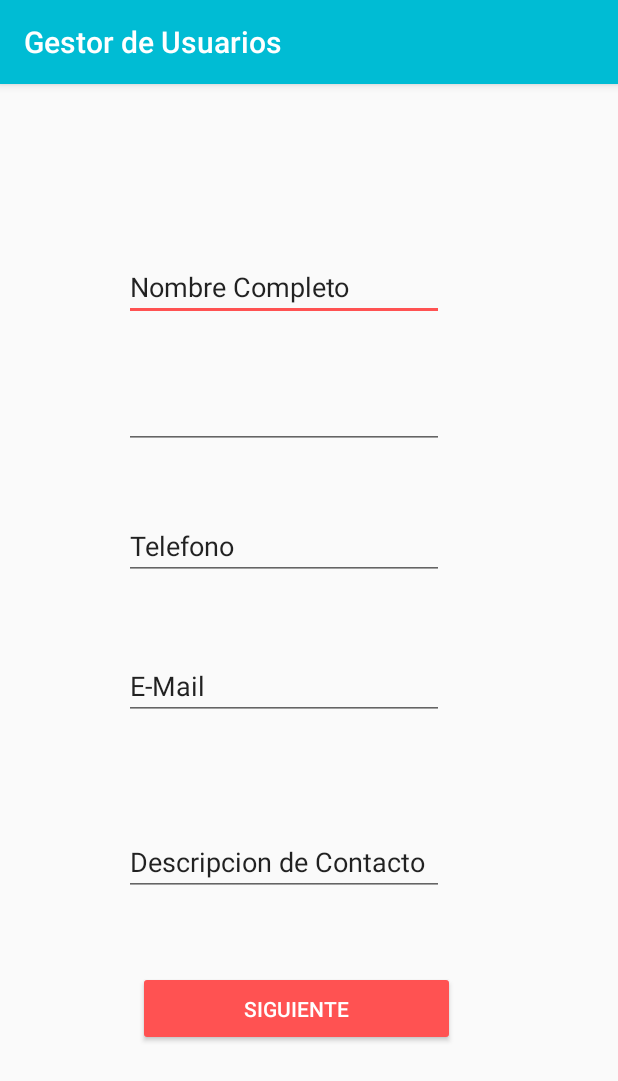
After one commit to Pusterla/AndroidMaterialDesign, an Android app: the Formulario screen opened directly, with no data from a screen before it, on a phone screen of 412 x 824 dp. The commit adds this screen. Shown: the top 1081 px of the screen. Run offline under Robolectric (Android 15) with nearby library versions, the phone set to English and light mode, and no system bars.

Commit message:
Semana 2

```diff
--- a/app/src/main/AndroidManifest.xml
+++ b/app/src/main/AndroidManifest.xml
@@ -9,7 +9,8 @@
         android:roundIcon="@mipmap/ic_launcher_round"
         android:supportsRtl="true"
         android:theme="@style/AppTheme">
-        <activity android:name=".ListadoMascotas"></activity>
+        <activity android:name=".ContactoConfirmacion"></activity>
+        <activity android:name=".Formulario" />
         <activity android:name=".MainActivity">
             <intent-filter>
                 <action android:name="android.intent.action.MAIN" />
--- /dev/null
+++ b/app/src/main/res/layout/formulario.xml
@@ -0,0 +1,116 @@
+<?xml version="1.0" encoding="utf-8"?>
+<androidx.constraintlayout.widget.ConstraintLayout xmlns:android="http://schemas.android.com/apk/res/android"
+    xmlns:app="http://schemas.android.com/apk/res-auto"
+    xmlns:tools="http://schemas.android.com/tools"
+    android:layout_width="match_parent"
+    android:layout_height="match_parent"
+    android:paddingLeft="16dp"
+    android:paddingTop="16dp"
+    android:paddingRight="16dp"
+    tools:context=".Formulario">
+
+    <EditText
+        android:id="@+id/editTextTextPersonName"
+        android:layout_width="wrap_content"
+        android:layout_height="wrap_content"
+        android:layout_marginStart="76dp"
+        android:layout_marginTop="120dp"
+        android:layout_marginEnd="109dp"
+        android:layout_marginBottom="10dp"
+        android:ems="10"
+        android:inputType="textPersonName"
+        android:text="@string/text_name"
+        app:layout_constraintBottom_toTopOf="@+id/editTextDate"
+        app:layout_constraintEnd_toEndOf="parent"
+        app:layout_constraintStart_toStartOf="parent"
+        app:layout_constraintTop_toTopOf="parent"
+        tools:ignore="MissingConstraints" />
+
+    <EditText
+        android:id="@+id/editTextDate"
+        android:layout_width="wrap_content"
+        android:layout_height="wrap_content"
+        android:layout_marginStart="76dp"
+        android:layout_marginTop="30dp"
+        android:layout_marginEnd="109dp"
+        android:layout_marginBottom="10dp"
+        android:ems="10"
+        android:focusable="false"
+        android:inputType="date"
+        app:layout_constraintBottom_toTopOf="@+id/editTextPhone"
+        app:layout_constraintEnd_toEndOf="parent"
+        app:layout_constraintStart_toStartOf="parent"
+        app:layout_constraintTop_toBottomOf="@+id/editTextTextPersonName"
+        tools:ignore="MissingConstraints" />
+
+    <EditText
+        android:id="@+id/editTextPhone"
+        android:layout_width="wrap_content"
+        android:layout_height="wrap_content"
+        android:layout_marginStart="76dp"
+        android:layout_marginTop="32dp"
+        android:layout_marginEnd="109dp"
+        android:layout_marginBottom="24dp"
+        android:ems="10"
+        android:inputType="phone"
+        android:text="@string/text_telefono"
+        app:layout_constraintBottom_toTopOf="@+id/editTextTextEmailAddress"
+        app:layout_constraintEnd_toEndOf="parent"
+        app:layout_constraintStart_toStartOf="parent"
+        app:layout_constraintTop_toBottomOf="@+id/editTextDate"
+        tools:ignore="MissingConstraints" />
+
+    <Button
+        android:id="@+id/button_siguiente"
+        android:layout_width="211dp"
+        android:layout_height="50dp"
+        android:layout_marginStart="76dp"
+        android:theme="@style/MyRaisedButton"
+        android:layout_marginTop="20dp"
+        android:layout_marginEnd="120dp"
+        android:layout_marginBottom="150dp"
+        android:text="@string/button_formulario"
+        android:onClick="irContactoConfirmacion"
+        app:layout_constraintBottom_toBottomOf="parent"
+        app:layout_constraintEnd_toEndOf="parent"
+        app:layout_constraintHorizontal_bias="0.0"
+        app:layout_constraintStart_toStartOf="parent"
+        app:layout_constraintTop_toBottomOf="@+id/editTextTextMultiLine2"
+        tools:ignore="MissingConstraints" />
+
+    <EditText
+        android:id="@+id/editTextTextMultiLine2"
+        android:layout_width="wrap_content"
+        android:layout_height="wrap_content"
+        android:layout_marginStart="76dp"
+        android:layout_marginTop="36dp"
+        android:layout_marginEnd="109dp"
+        android:layout_marginBottom="30dp"
+        android:ems="10"
+        android:gravity="start|top"
+        android:inputType="textMultiLine"
+        android:text="@string/text_descripcionContacto"
+        app:layout_constraintBottom_toTopOf="@+id/button_siguiente"
+        app:layout_constraintEnd_toEndOf="parent"
+        app:layout_constraintStart_toStartOf="parent"
+        app:layout_constraintTop_toBottomOf="@+id/editTextTextEmailAddress"
+        tools:ignore="MissingConstraints" />
+
+    <EditText
+        android:id="@+id/editTextTextEmailAddress"
+        android:layout_width="wrap_content"
+        android:layout_height="wrap_content"
+        android:layout_marginStart="76dp"
+        android:layout_marginTop="24dp"
+        android:layout_marginEnd="109dp"
+        android:layout_marginBottom="36dp"
+        android:ems="10"
+        android:inputType="textEmailAddress"
+        android:text="@string/text_email"
+        app:layout_constraintBottom_toTopOf="@+id/editTextTextMultiLine2"
+        app:layout_constraintEnd_toEndOf="parent"
+        app:layout_constraintStart_toStartOf="parent"
+        app:layout_constraintTop_toBottomOf="@+id/editTextPhone"
+        tools:ignore="MissingConstraints" />
+
+</androidx.constraintlayout.widget.ConstraintLayout>
--- a/app/src/main/res/values/strings.xml
+++ b/app/src/main/res/values/strings.xml
@@ -1,5 +1,10 @@
 <resources>
-    <string name="app_name">Petagram</string>
-    <string name="button_name">Click</string>
+    <string name="app_name">Gestor de Usuarios</string>
+    <string name="button_name">Ingresar a Formulario</string>
     <string name="text_title">HOLA MUNDO</string>
+    <string name="text_name">Nombre Completo</string>
+    <string name="text_telefono">Telefono</string>
+    <string name="text_email">E-Mail</string>
+    <string name="text_descripcionContacto">Descripcion de Contacto</string>
+    <string name="button_formulario">Siguiente</string>
 </resources>
```
Also changed, not shown: app/src/main/java/uy/com/cdbp/ContactoConfirmacion.java (added, +57 -0 lines), app/src/main/java/uy/com/cdbp/Formulario.java (added, +78 -0 lines), app/src/main/java/uy/com/cdbp/ListadoMascotas.java (deleted, +0 -14 lines), app/src/main/java/uy/com/cdbp/MainActivity.java (+12 -2 lines), app/src/main/res/layout/activity_main.xml (+7 -3 lines), app/src/main/res/layout/confirmacion_contacto.xml (added, +125 -0 lines), app/src/main/res/layout/listado_mascotas.xml (deleted, +0 -27 lines).
